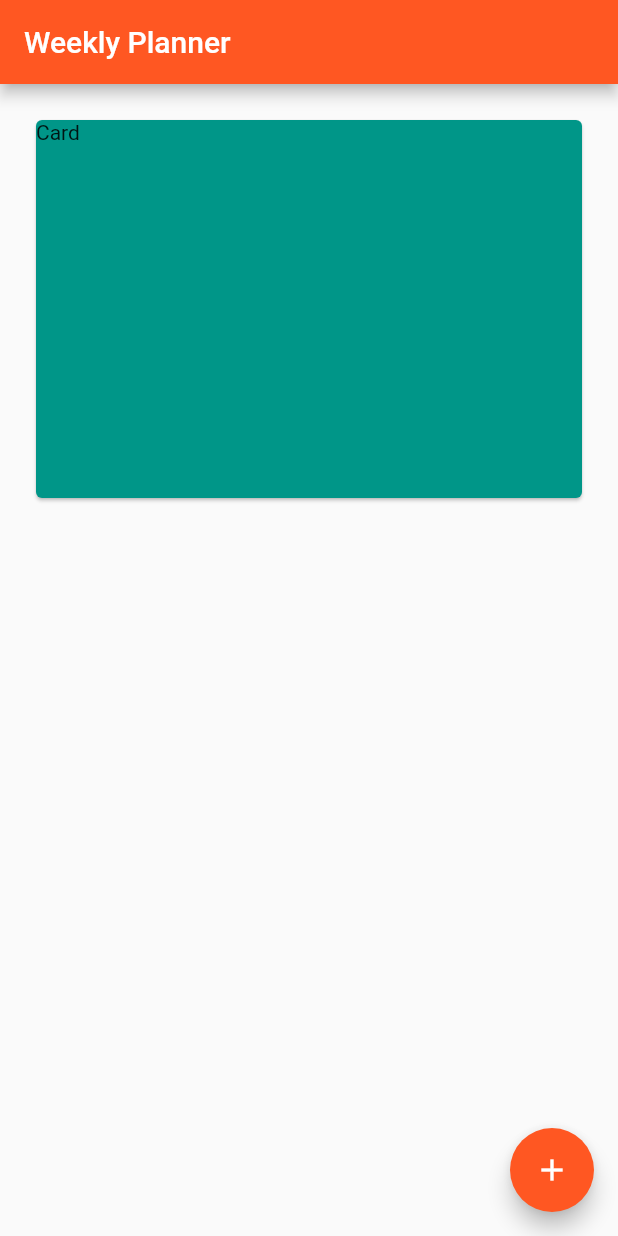
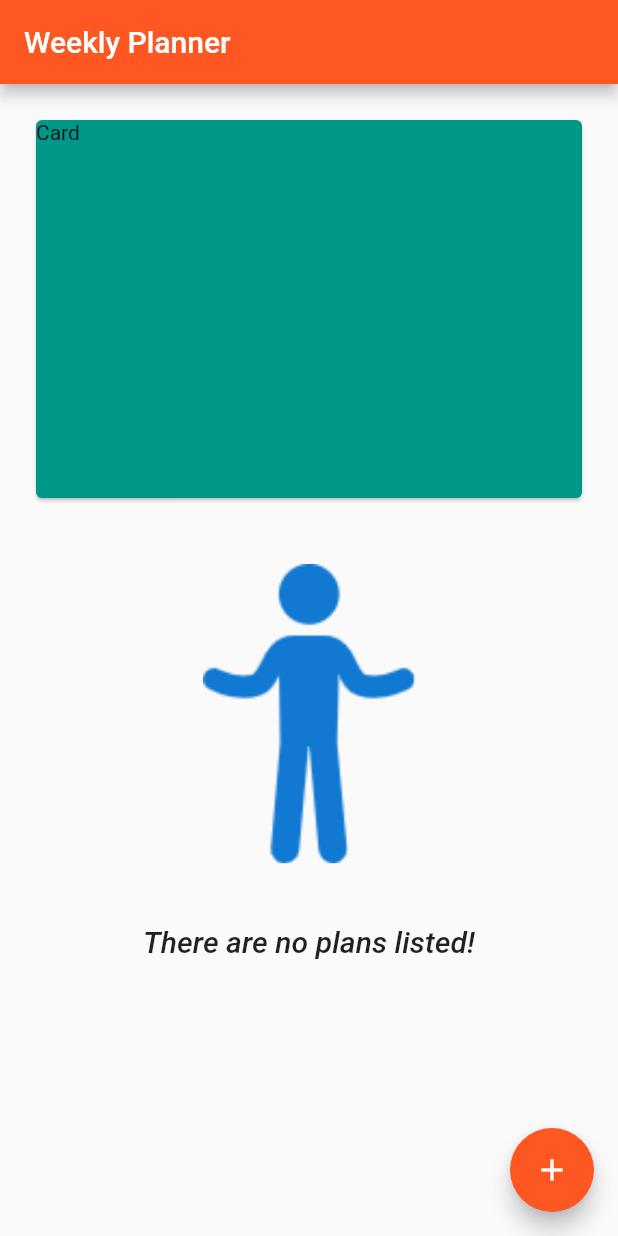
Before and after one commit to somya-5353/weekly_planner, a Flutter app: the screen it shows after launch, on a phone screen of 412 x 824 dp. Run offline on Flutter 3.47's test engine with Material 2 defaults, Android fonts, the phone set to English and light mode, and no system bars.

Commit message:
adding no plans image and it's implementation

```diff
--- a/lib/Model/TaskModel.dart
+++ b/lib/Model/TaskModel.dart
@@ -1,6 +1,7 @@
 class TaskModel {
   final String name;
   final String dayOfWeek;
+  final int id;
 
-  TaskModel({this.name, this.dayOfWeek});
+  TaskModel({this.name, this.dayOfWeek, this.id});
 }
--- a/lib/Widgets/LandingScreen.dart
+++ b/lib/Widgets/LandingScreen.dart
@@ -58,10 +58,37 @@ class _LandingScreenState extends State<LandingScreen> {
                   child: Container(
                     child: Column(
                       children: <Widget>[
-                        Container(
-                          height: 500,
-                          child: TaskList(tasklist, daySelected, deleteItem),
-                        ),
+                        tasklist.length == 0
+                            ? Container(
+                                height: 500,
+                                child: Column(
+                                  children: <Widget>[
+                                    Center(
+                                      child: new Image.asset(
+                                          'assets/images/nothing.png',
+                                          width: 200,
+                                          height: 200),
+                                    ),
+                                    Container(
+                                      margin: EdgeInsets.all(20),
+                                      padding: EdgeInsets.all(20),
+                                      child: Text(
+                                        'There are no plans listed!',
+                                        style: TextStyle(
+                                          fontSize: 20,
+                                          fontWeight: FontWeight.w500,
+                                          fontStyle: FontStyle.italic,
+                                        ),
+                                      ),
+                                    )
+                                  ],
+                                ),
+                              )
+                            : Container(
+                                height: 500,
+                                child:
+                                    TaskList(tasklist, daySelected, deleteItem),
+                              ),
                       ],
                     ),
                   ),
--- a/pubspec.yaml
+++ b/pubspec.yaml
@@ -43,6 +43,7 @@ flutter:
 
   assets:
     - assets/images/delete.png
+    - assets/images/nothing.png
 
 
   # To add assets to your application, add an assets section, like this:
```
Also changed, not shown: assets/images/nothing.png (added).
